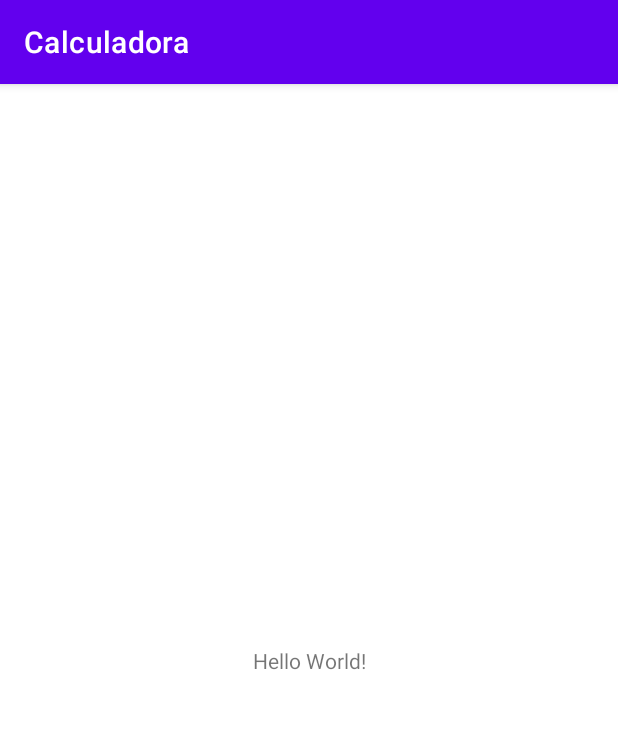
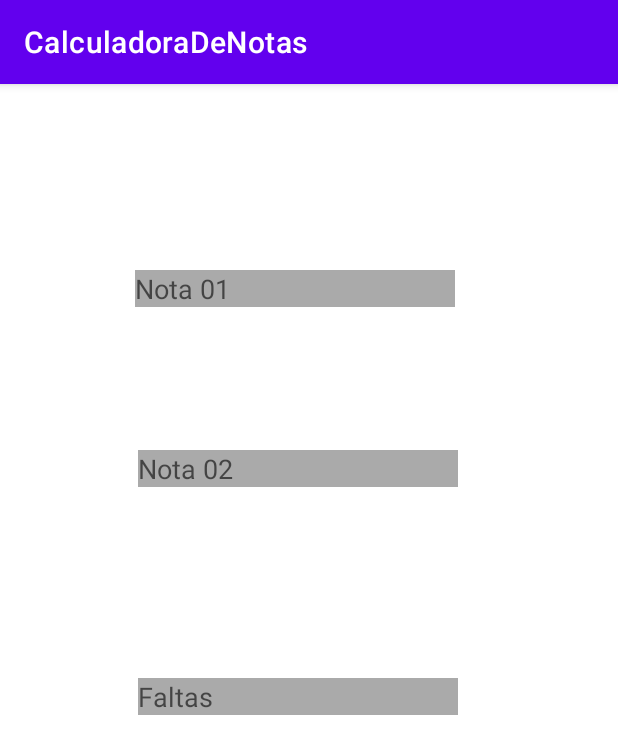
Before and after one commit to daliladilazzaro/BootcampSantander_Kotlin, an Android app: the screen it shows after launch (MainActivity), on a phone screen of 412 x 824 dp. Shown: the top 754 px of the screen. Run offline under Robolectric (Android 15) with nearby library versions, the phone set to English and light mode, and no system bars.

Commit message:
func calc

```diff
--- a/Calculadora/app/src/main/res/layout/activity_main.xml
+++ b/Calculadora/app/src/main/res/layout/activity_main.xml
@@ -4,15 +4,50 @@
     xmlns:tools="http://schemas.android.com/tools"
     android:layout_width="match_parent"
     android:layout_height="match_parent"
+    android:padding="20dp"
     tools:context=".MainActivity">
 
-    <TextView
+
+    <EditText
+        android:id="@+id/editTextTextPersonName"
         android:layout_width="wrap_content"
         android:layout_height="wrap_content"
-        android:text="Hello World!"
-        app:layout_constraintBottom_toBottomOf="parent"
-        app:layout_constraintLeft_toLeftOf="parent"
-        app:layout_constraintRight_toRightOf="parent"
+        android:layout_marginTop="104dp"
+        android:background="@android:color/darker_gray"
+        android:ems="10"
+        android:hint="Nota 01"
+        android:inputType="textPersonName"
+        app:layout_constraintEnd_toEndOf="parent"
+        app:layout_constraintHorizontal_bias="0.442"
+        app:layout_constraintStart_toStartOf="parent"
         app:layout_constraintTop_toTopOf="parent" />
 
+    <EditText
+        android:id="@+id/editTextTextPersonName2"
+        android:layout_width="wrap_content"
+        android:layout_height="wrap_content"
+        android:layout_marginTop="120dp"
+        android:background="@android:color/darker_gray"
+        android:ems="10"
+        android:hint="Nota 02"
+        android:inputType="textPersonName"
+        app:layout_constraintEnd_toEndOf="parent"
+        app:layout_constraintHorizontal_bias="0.452"
+        app:layout_constraintStart_toStartOf="parent"
+        app:layout_constraintTop_toTopOf="@+id/editTextTextPersonName" />
+
+    <EditText
+        android:id="@+id/editTextTextPersonName3"
+        android:layout_width="wrap_content"
+        android:layout_height="wrap_content"
+        android:layout_marginTop="272dp"
+        android:background="@android:color/darker_gray"
+        android:ems="10"
+        android:hint="Faltas"
+        android:inputType="textPersonName"
+        app:layout_constraintEnd_toEndOf="parent"
+        app:layout_constraintHorizontal_bias="0.452"
+        app:layout_constraintStart_toStartOf="parent"
+        app:layout_constraintTop_toTopOf="@+id/editTextTextPersonName" />
+
 </androidx.constraintlayout.widget.ConstraintLayout>
--- a/Calculadora/app/src/main/res/values/strings.xml
+++ b/Calculadora/app/src/main/res/values/strings.xml
@@ -1,3 +1,3 @@
 <resources>
-    <string name="app_name">Calculadora</string>
+    <string name="app_name">CalculadoraDeNotas</string>
 </resources>
```
